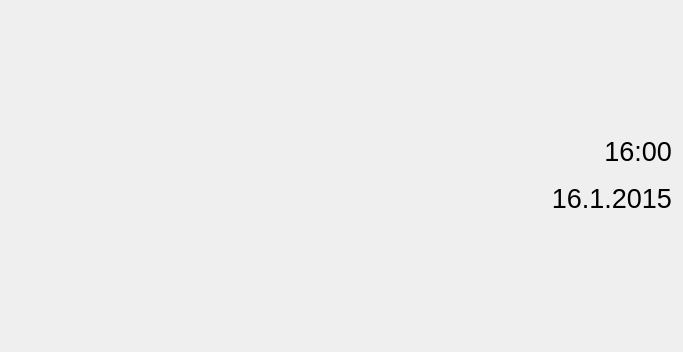
First picture: the form in TallyOnRaspberry/mainwindow.ui, repository Deltachi/Tally_Teamproject, before the edit.
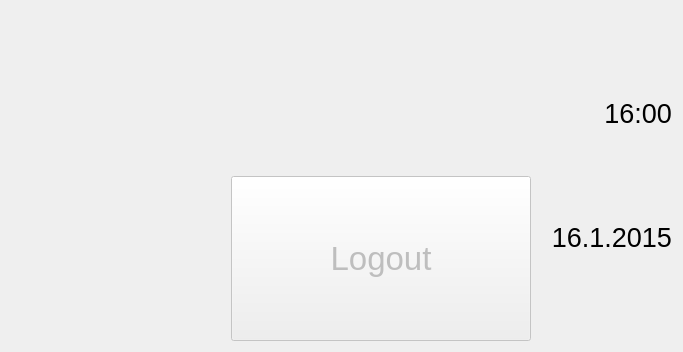
Second picture: the form after the edit. Icons and pictures are not drawn.

The edit to the form file:
```diff
--- a/TallyOnRaspberry/mainwindow.ui
+++ b/TallyOnRaspberry/mainwindow.ui
@@ -58,10 +58,15 @@
        </widget>
       </item>
       <item>
+       <layout class="QVBoxLayout" name="verticalLayout_2" stretch="1,1">
+        <property name="spacing">
+         <number>0</number>
+        </property>
+        <item>
        <widget class="QLabel" name="label_username">
         <property name="font">
          <font>
-          <pointsize>15</pointsize>
+            <pointsize>25</pointsize>
          </font>
         </property>
         <property name="text">
@@ -71,6 +76,29 @@
          <set>Qt::AlignCenter</set>
         </property>
        </widget>
+        </item>
+        <item>
+         <widget class="QPushButton" name="pushButton_logout">
+          <property name="enabled">
+           <bool>false</bool>
+          </property>
+          <property name="sizePolicy">
+           <sizepolicy hsizetype="Expanding" vsizetype="Expanding">
+            <horstretch>0</horstretch>
+            <verstretch>0</verstretch>
+           </sizepolicy>
+          </property>
+          <property name="font">
+           <font>
+            <pointsize>25</pointsize>
+           </font>
+          </property>
+          <property name="text">
+           <string>Logout</string>
+          </property>
+         </widget>
+        </item>
+       </layout>
       </item>
       <item>
        <layout class="QVBoxLayout" name="verticalLayoutDate" stretch="1,1">
```
Lines whose indentation alone changed are shown as unchanged.
